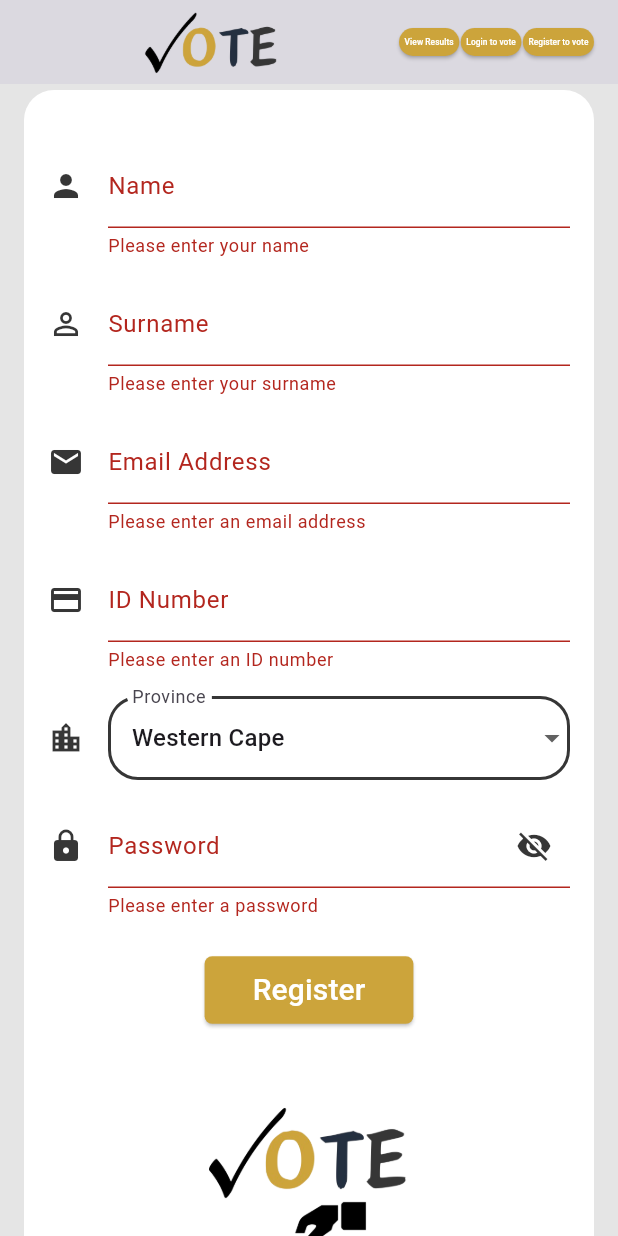
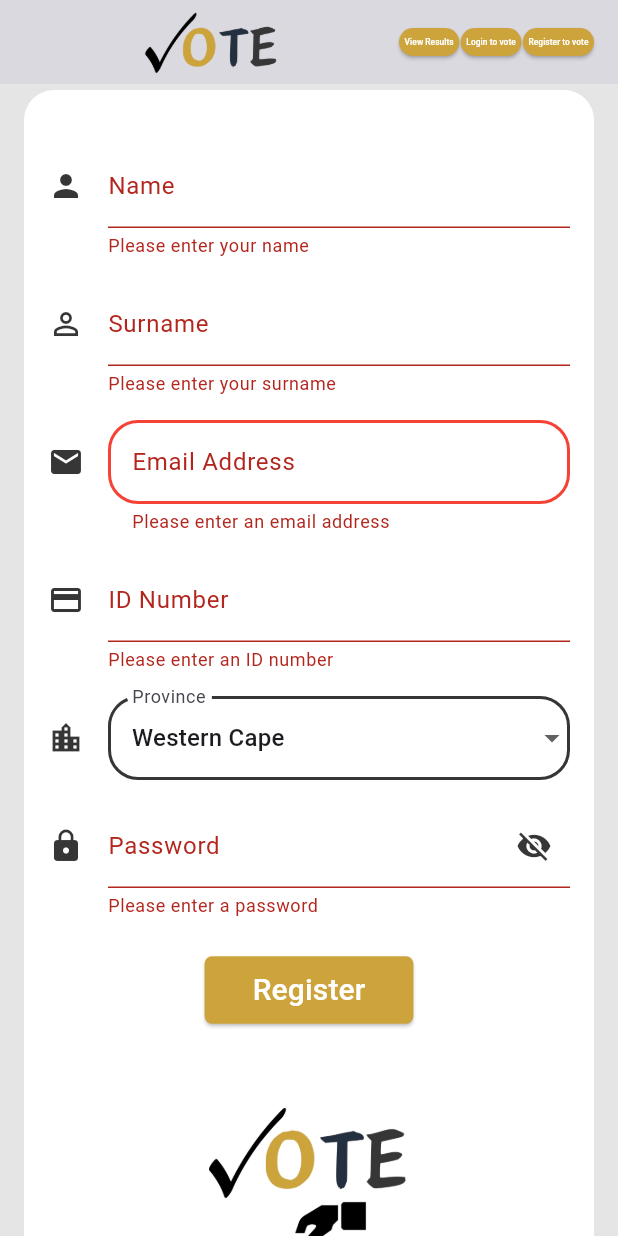
Before and after one commit to mulalorasivhaga/election_platform, a Flutter app: the RegScreen screen opened by its route, scrolled down 232 dp, after a tap on "Register", on a phone screen of 412 x 824 dp. Run offline on Flutter 3.47's test engine with Material 3 defaults, Android fonts, the phone set to English and light mode, and no system bars; our stand-ins replace cloud_firestore, firebase_auth, firebase_core, fl_chart; accounts and stored records are empty.

Commit message:
fully functional reg screen

```diff
--- a/lib/features/auth/screens/reg_screen.dart
+++ b/lib/features/auth/screens/reg_screen.dart
@@ -1,7 +1,6 @@
 import 'package:flutter/material.dart';
 import '../../../shared/widgets/main_navigator.dart';
 import '../services/auth_service.dart';
-
 
 class RegScreen extends StatefulWidget {
   const RegScreen({super.key});
@@ -15,6 +14,11 @@ class _RegScreenState extends State<RegScreen> {
   final _authService = AuthService();
   bool _passwordVisible = false;
   bool _isLoading = false;
+  bool _isVerifyingEmail = false;
+  bool _isEmailValid = false;
+
+  // Regular expression for email validation
+  final emailRegex = RegExp(r'^[\w-\.]+@([\w-]+\.)+[\w-]{2,4}$');
 
   // Form fields - only keep what's needed
   String name = '';
@@ -23,6 +27,22 @@ class _RegScreenState extends State<RegScreen> {
   String idNumber = '';
   String province = 'Western Cape';
   String password = '';
+
+  /// Validate email address
+  String? _validateEmail(String? value) {
+    if (value == null || value.isEmpty) {
+      return 'Please enter an email address';
+    }
+    // Regular expression for email validation
+    final emailRegex = RegExp(r'^[\w-\.]+@([\w-]+\.)+[\w-]{2,4}$');
+    if (!emailRegex.hasMatch(value)) {
+      return 'Please enter a valid email address format';
+    }
+    if (!_isEmailValid) {
+      return 'Please verify this email address';
+    }
+    return null;
+  }
 
   // Province list
   final List<String> provinces = [
@@ -36,51 +56,6 @@ class _RegScreenState extends State<RegScreen> {
     'Mpumalanga',
     'KwaZulu-Natal',
   ];
-
-// Email validation
-  String? _validateEmail(String? value) {
-    if (value == null || value.isEmpty) {
-      return 'Please enter an email address';
-    }
-    // Regular expression for email validation
-    final emailRegex = RegExp(r'^[\w-\.]+@([\w-]+\.)+[\w-]{2,4}$');
-    if (!emailRegex.hasMatch(value)) {
-      return 'Please enter a valid email address';
-    }
-    return null;
-  }
-
-// ID Number validation
-  String? _validateIdNumber(String? value) {
-    if (value == null || value.isEmpty) {
-      return 'Please enter an ID number';
-    }
-    // South African ID number is 13 digits
-    final idRegex = RegExp(r'^\d{13}$');
-    if (!idRegex.hasMatch(value)) {
-      return 'Please enter a valid 13-digit ID number';
-    }
-    return null;
-  }
-
-// Password validation
-  String? _validatePassword(String? value) {
-    if (value == null || value.isEmpty) {
-      return 'Please enter a password';
-    }
-    if (value.length < 6) {
-      return 'Password must be at least 6 characters long';
-    }
-    // Check for at least one uppercase letter
-    if (!value.contains(RegExp(r'[A-Z]'))) {
-      return 'Password must contain at least one uppercase letter';
-    }
-    // Check for at least one number
-    if (!value.contains(RegExp(r'[0-9]'))) {
-      return 'Password must contain at least one number';
-    }
-    return null;
-  }
 
   /// Handle form submission
   @override
@@ -231,12 +206,7 @@ class _RegScreenState extends State<RegScreen> {
         ),
         SizedBox(height: padding),
         // Email
-        _buildTextField(
-          label: 'Email Address',
-          icon: Icons.email,
-          onChanged: (v) => setState(() => email = v),
-          validator: _validateEmail,
-        ),
+        _buildEmailField(),
         SizedBox(height: padding),
         // ID Number
         _buildTextField(
@@ -281,12 +251,7 @@ class _RegScreenState extends State<RegScreen> {
               value?.isEmpty ?? true ? 'Please enter your surname' : null,
         ),
         SizedBox(height: padding),
-        _buildTextField(
-          label: 'Email Address',
-          icon: Icons.email,
-          onChanged: (v) => setState(() => email = v),
-          validator: _validateEmail,
-        ),
+        _buildEmailField(),
         SizedBox(height: padding),
         _buildTextField(
           label: 'ID Number',
@@ -304,6 +269,67 @@ class _RegScreenState extends State<RegScreen> {
         ),
         SizedBox(height: padding),
         _buildPasswordField(),
+      ],
+    );
+  }
+
+  /// Build email field
+  Widget _buildEmailField() {
+    return Column(
+      crossAxisAlignment: CrossAxisAlignment.start,
+      children: [
+        TextFormField(
+          onChanged: (v) {
+            setState(() {
+              email = v;
+              _isEmailValid = false; // Reset validation when email changes
+            });
+          },
+          validator: _validateEmail,
+          decoration: InputDecoration(
+            labelText: 'Email Address',
+            icon: const Icon(Icons.email, color: Color(0xFF363636)),
+            suffixIcon: _isVerifyingEmail
+                ? const SizedBox(
+                    width: 20,
+                    height: 20,
+                    child: CircularProgressIndicator(
+                      strokeWidth: 2,
+                      color: Color(0xFFCCA43B),
+                    ),
+                  )
+                : _isEmailValid
+                    ? const Icon(Icons.check_circle, color: Colors.green)
+                    : null,
+            enabledBorder: const OutlineInputBorder(
+              borderSide: BorderSide(color: Color(0xFF363636), width: 2),
+              borderRadius: BorderRadius.all(Radius.circular(20)),
+            ),
+            focusedBorder: const OutlineInputBorder(
+              borderSide: BorderSide(color: Color(0xFFCCA43B), width: 2),
+            ),
+            errorBorder: const OutlineInputBorder(
+              borderSide: BorderSide(color: Colors.red, width: 2),
+              borderRadius: BorderRadius.all(Radius.circular(20)),
+            ),
+            focusedErrorBorder: const OutlineInputBorder(
+              borderSide: BorderSide(color: Colors.red, width: 2),
+            ),
+          ),
+          onFieldSubmitted: (_) => _verifyEmail(),
+        ),
+        if (!_isEmailValid && email.isNotEmpty && emailRegex.hasMatch(email))
+          Padding(
+            padding: const EdgeInsets.only(top: 8.0),
+            child: TextButton.icon(
+              onPressed: _verifyEmail,
+              icon: const Icon(Icons.verified_user, size: 16),
+              label: const Text('Verify Email'),
+              style: TextButton.styleFrom(
+                foregroundColor: const Color(0xFFCCA43B),
+              ),
+            ),
+          ),
       ],
     );
   }
@@ -417,6 +443,73 @@ class _RegScreenState extends State<RegScreen> {
     );
   }
 
+  // Email validation
+  Future<void> _verifyEmail() async {
+    if (email.isEmpty || _isVerifyingEmail) return;
+
+    setState(() => _isVerifyingEmail = true);
+
+    try {
+      final (isValid, message) = await _authService.verifyEmail(email);
+
+      setState(() {
+        _isEmailValid = isValid;
+        _isVerifyingEmail = false;
+      });
+
+      if (!isValid && mounted) {
+        ScaffoldMessenger.of(context).showSnackBar(
+          SnackBar(
+            content: Text(message),
+            backgroundColor: Colors.red,
+          ),
+        );
+      }
+    } catch (e) {
+      setState(() => _isVerifyingEmail = false);
+      if (mounted) {
+        ScaffoldMessenger.of(context).showSnackBar(
+          const SnackBar(
+            content: Text('Failed to verify email. Please try again.'),
+            backgroundColor: Colors.red,
+          ),
+        );
+      }
+    }
+  }
+
+// ID Number validation
+  String? _validateIdNumber(String? value) {
+    if (value == null || value.isEmpty) {
+      return 'Please enter an ID number';
+    }
+    // South African ID number is 13 digits
+    final idRegex = RegExp(r'^\d{13}$');
+    if (!idRegex.hasMatch(value)) {
+      return 'Please enter a valid 13-digit ID number';
+    }
+    return null;
+  }
+
+// Password validation
+  String? _validatePassword(String? value) {
+    if (value == null || value.isEmpty) {
+      return 'Please enter a password';
+    }
+    if (value.length < 6) {
+      return 'Password must be at least 6 characters long';
+    }
+    // Check for at least one uppercase letter
+    if (!value.contains(RegExp(r'[A-Z]'))) {
+      return 'Password must contain at least one uppercase letter';
+    }
+    // Check for at least one number
+    if (!value.contains(RegExp(r'[0-9]'))) {
+      return 'Password must contain at least one number';
+    }
+    return null;
+  }
+
   /// Handle form submission
   Future<void> _handleRegistration() async {
     if (!_formKey.currentState!.validate()) {
@@ -443,7 +536,7 @@ class _RegScreenState extends State<RegScreen> {
               backgroundColor: Colors.green,
             ),
           );
-          Navigator.pushReplacementNamed(context, '/users');
+          Navigator.pushReplacementNamed(context, '/login');
         } else {
           ScaffoldMessenger.of(context).showSnackBar(
             SnackBar(
--- /dev/null
+++ b/lib/features/auth/services/email_verification_service.dart
@@ -0,0 +1,80 @@
+// lib/features/auth/services/email_verification_service.dart
+
+import 'package:http/http.dart' as http;
+import 'dart:convert';
+
+class EmailVerificationService {
+  static const String _baseUrl = 'https://api.mailcheck.ai';
+  static const String _apiKey = '83vHe93CYWPrzeaNCKthPUE080VpXYXP'; // API key
+
+  // List of explicitly allowed email domains
+  final Set<String> _allowedDomains = {
+    'gmail.com',
+    'icloud.com',
+    'hotmail.com',
+    'yahoo.com',
+    'myuwc.ac.za',    // MyUWC
+    'uwc.ac.za',
+    'uct.ac.za',      // UCT
+  };
+
+  /// Check if the email domain is allowed
+  bool _isAllowedDomain(String email) {
+    final domain = email.toLowerCase().split('@').last;
+
+    // Check explicit allowed domains
+    if (_allowedDomains.contains(domain)) {
+      return true;
+    }
+
+    // Check for university domains
+    if (domain.endsWith('.ac.za') ||
+        domain.endsWith('.edu')) {
+      return true;
+    }
+
+    return false;
+  }
+
+  Future<(bool isValid, String message)> verifyEmail(String email) async {
+    try {
+      // Basic format validation first
+      final emailRegex = RegExp(r'^[\w-\.]+@([\w-]+\.)+[\w-]{2,4}$');
+      if (!emailRegex.hasMatch(email)) {
+        return (false, 'Please enter a valid email address format');
+      }
+
+      // Check if domain is allowed
+      if (!_isAllowedDomain(email)) {
+        return (false, 'Please use a valid email address.');
+      }
+
+      // For allowed domains, verify with MailCheck.ai to ensure it's not disposable
+      final response = await http.get(
+        Uri.parse('$_baseUrl/email/$email'),
+        headers: {
+          'Authorization': 'Bearer $_apiKey',
+          'Content-Type': 'application/json',
+        },
+      );
+
+      if (response.statusCode == 200) {
+        final data = json.decode(response.body);
+
+        // Reject disposable emails
+        if (data['disposable'] == true) {
+          return (false, 'Please use a non-disposable email address');
+        }
+
+        // Accept the email if it's from allowed domain and not disposable
+        return (true, 'Email is valid');
+      } else {
+        // If API call fails, still check domain restrictions
+        return (true, 'Email format is valid');
+      }
+    } catch (e) {
+      // In case of API error, still enforce domain restrictions
+      return (true, 'Email format is valid');
+    }
+  }
+}
--- a/pubspec.yaml
+++ b/pubspec.yaml
@@ -42,6 +42,7 @@ dependencies:
   fl_chart: ^0.69.0
   provider: ^6.1.2
   js : ^0.6.7
+  http: ^1.2.2
 
 
 dev_dependencies:
```
Also changed, not shown: lib/features/auth/services/auth_service.dart (+15 -1 lines), pubspec.lock.
